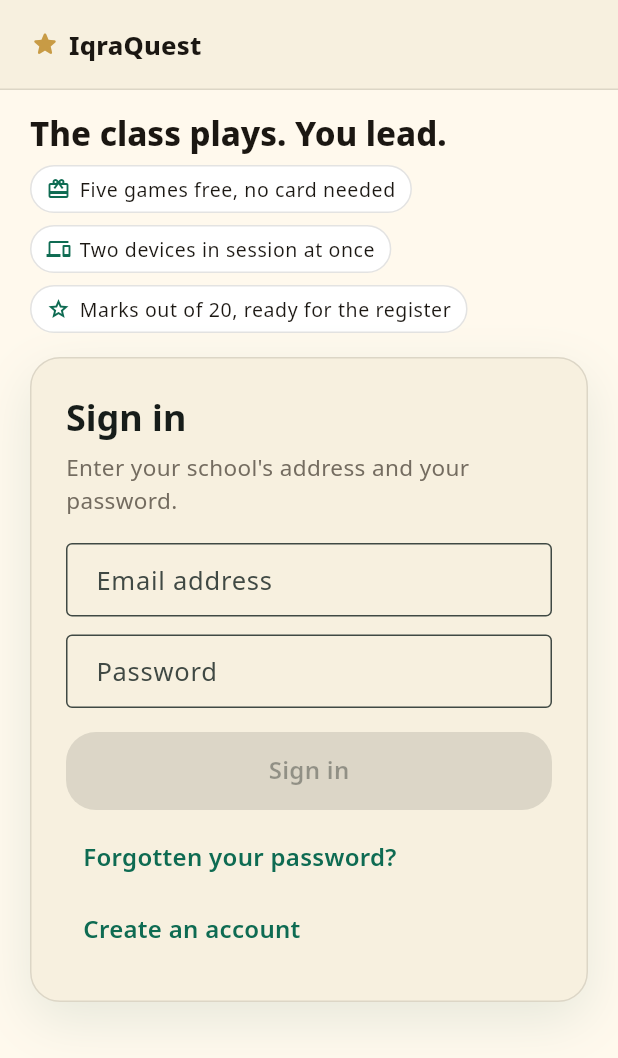
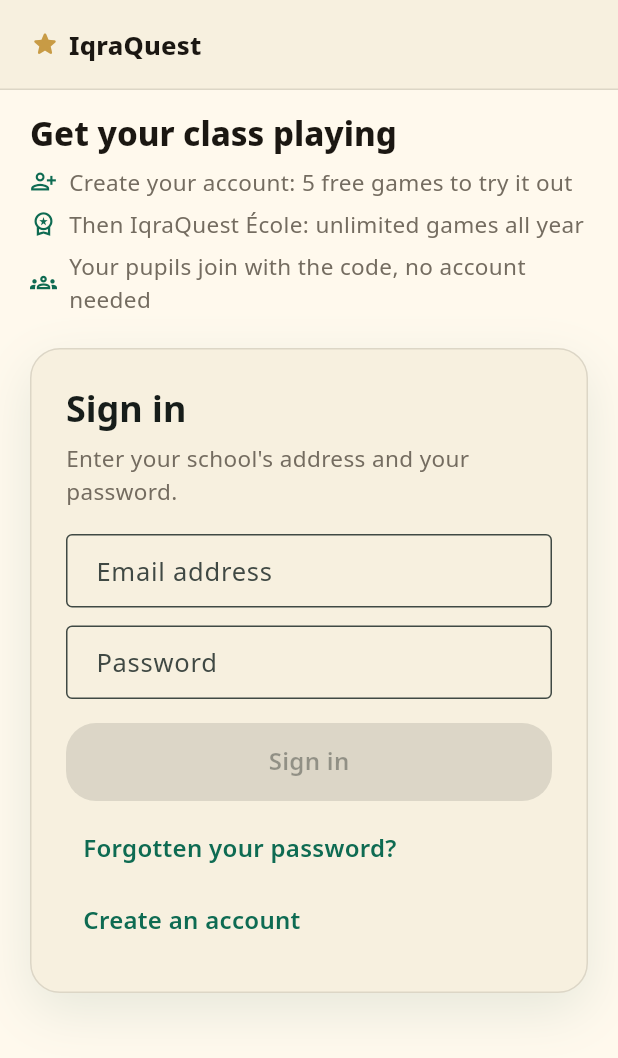
Before and after one commit to UPASCO/IqraQuest, a Flutter app: the TeacherConsoleScreen screen opened by its route, on a phone screen of 412 x 824 dp. Shown: the top 1058 px of the screen. Run offline on Flutter 3.47's test engine with Material 3 defaults, Android fonts, the phone set to English and light mode, and no system bars; our stand-ins replace audioplayers, flutter_riverpod, flutter_secure_storage, go_router, in_app_purchase, qr_flutter and 2 more; accounts and stored records are empty; project files that could hold a hidden picture were left out.

Commit message:
fix(console): un accueil qui dit ce que le mode École fait, en mots simples
Le panneau d'accueil parlait de carte bancaire et de notes sur 20 avant
d'avoir dit ce qu'on faisait ici. Il dit maintenant, dans l'ordre : on
choisit une leçon, un code s'affiche au tableau, les élèves le tapent
et répondent ; on crée son compte et on a cinq parties pour essayer ;
ensuite IqraQuest École, sans limite ; les élèves rejoignent avec le
code, sans compte. Aucun prix, ni ici ni ailleurs dans l'application.

Sur un téléphone, les trois points sont des lignes pleines plutôt que
des pastilles : les phrases sont entières et l'écran est étroit.

Douze langues ; 140 tests de la console verts.

Co-Authored-By: Claude Fable 5.1 <noreply@anthropic.com>
Claude-Session: https://claude.ai/code/session_01FV3FyCKNjt2AKEZ15AcXXT

```diff
--- a/lib/features/classroom/presentation/teacher_console_screen.dart
+++ b/lib/features/classroom/presentation/teacher_console_screen.dart
@@ -2152,39 +2152,33 @@ class _PitchCompact extends StatelessWidget {
           ),
         ),
         const SizedBox(height: 10),
-        Wrap(
-          spacing: 8,
-          runSpacing: 8,
-          children: [
-            for (final point in _pitchPoints(l10n))
-              Container(
-                padding: const EdgeInsets.symmetric(
-                  horizontal: 10,
-                  vertical: 6,
+        // Trois lignes pleines, pas des pastilles : les phrases sont
+        // entières, et un téléphone est étroit.
+        for (final point in _pitchPoints(l10n))
+          Padding(
+            padding: const EdgeInsets.only(bottom: 6),
+            child: Row(
+              children: [
+                Icon(point.$1, size: 18, color: colors.primary),
+                const SizedBox(width: 8),
+                Expanded(
+                  child: Text(
+                    point.$2,
+                    style: text.bodyMedium?.copyWith(
+                      color: colors.textSecondary,
+                    ),
+                  ),
                 ),
-                decoration: BoxDecoration(
-                  color: colors.surfaceElevated,
-                  borderRadius: BorderRadius.circular(999),
-                  border: Border.all(color: colors.divider),
-                ),
-                child: Row(
-                  mainAxisSize: MainAxisSize.min,
-                  children: [
-                    Icon(point.$1, size: 16, color: colors.primary),
-                    const SizedBox(width: 6),
-                    Text(point.$2, style: text.bodySmall),
-                  ],
-                ),
-              ),
-          ],
-        ),
+              ],
+            ),
+          ),
       ],
     );
   }
 }
 
 List<(IconData, String)> _pitchPoints(AppLocalizations l10n) => [
-  (Icons.card_giftcard_outlined, l10n.teacherPitchFree),
-  (Icons.devices_outlined, l10n.teacherPitchDevices),
-  (Icons.grade_outlined, l10n.teacherPitchMarks),
+  (Icons.person_add_alt_1_outlined, l10n.teacherPitchPointFree),
+  (Icons.workspace_premium_outlined, l10n.teacherPitchPointPlan),
+  (Icons.groups_outlined, l10n.teacherPitchPointPupils),
 ];
--- a/lib/l10n/app_de.arb
+++ b/lib/l10n/app_de.arb
@@ -395,11 +395,11 @@
   "teacherSubscribe": "IqraQuest École abonnieren",
   "teacherSubscribeOnSite": "Das Abonnement wird über den Bereich deiner Schule verwaltet, am Computer.",
   "teacherDevicesActive": "Aktive Geräte: {used} / {total}",
-  "teacherPitchTitle": "Die Klasse spielt. Sie führen.",
-  "teacherPitchBody": "Eine Frage an der Tafel, jedes Kind antwortet vom eigenen Gerät, und die Pferde ziehen bei jeder richtigen Antwort weiter.",
-  "teacherPitchFree": "Fünf Spiele gratis, ohne Karte",
-  "teacherPitchDevices": "Zwei Geräte gleichzeitig in einer Sitzung",
-  "teacherPitchMarks": "Noten von 20, fertig fürs Notenbuch",
+  "teacherPitchTitle": "Lassen Sie Ihre Klasse spielen",
+  "teacherPitchBody": "Sie wählen eine Lektion. An der Tafel erscheint ein Code. Ihre Schüler tippen ihn auf Handy oder Tablet ein und beantworten die Fragen – alle gleichzeitig.",
+  "teacherPitchPointFree": "Konto anlegen: 5 Gratisspiele zum Ausprobieren",
+  "teacherPitchPointPlan": "Danach IqraQuest École: unbegrenzt spielen, das ganze Jahr",
+  "teacherPitchPointPupils": "Ihre Schüler machen mit dem Code mit, ganz ohne Konto",
   "teacherSubscriptionTitle": "Abonnement",
   "teacherNoAccount": "Für diese Adresse gibt es kein Konto. Lege eines an – kostenlos.",
   "teacherEmailNotConfirmed": "Deine Adresse ist noch nicht bestätigt. Öffne den Link aus der E-Mail oder fordere einen neuen an.",
--- a/lib/l10n/app_en.arb
+++ b/lib/l10n/app_en.arb
@@ -1955,25 +1955,25 @@
       }
     }
   },
-  "teacherPitchTitle": "The class plays. You lead.",
+  "teacherPitchTitle": "Get your class playing",
   "@teacherPitchTitle": {
-    "description": "Console welcome panel: headline"
-  },
-  "teacherPitchBody": "One question on the board, every pupil answers from their own device, and the horses move on every right answer.",
+    "description": "Console welcome panel: headline, plain words"
+  },
+  "teacherPitchBody": "You pick a lesson. A code appears on the board. Your pupils type it on their phone or tablet and answer the questions, all at the same time.",
   "@teacherPitchBody": {
-    "description": "Console welcome panel: one sentence on how a session goes"
-  },
-  "teacherPitchFree": "Five games free, no card needed",
-  "@teacherPitchFree": {
-    "description": "Console welcome panel: first value point"
-  },
-  "teacherPitchDevices": "Two devices in session at once",
-  "@teacherPitchDevices": {
-    "description": "Console welcome panel: second value point"
-  },
-  "teacherPitchMarks": "Marks out of 20, ready for the register",
-  "@teacherPitchMarks": {
-    "description": "Console welcome panel: third value point"
+    "description": "Console welcome panel: how a session works, in one breath"
+  },
+  "teacherPitchPointFree": "Create your account: 5 free games to try it out",
+  "@teacherPitchPointFree": {
+    "description": "Console welcome panel: what a new account gives"
+  },
+  "teacherPitchPointPlan": "Then IqraQuest École: unlimited games all year",
+  "@teacherPitchPointPlan": {
+    "description": "Console welcome panel: what comes after the free games (no price)"
+  },
+  "teacherPitchPointPupils": "Your pupils join with the code, no account needed",
+  "@teacherPitchPointPupils": {
+    "description": "Console welcome panel: how pupils join"
   },
   "teacherSubscriptionTitle": "Subscription",
   "@teacherSubscriptionTitle": {
--- a/lib/l10n/app_fr.arb
+++ b/lib/l10n/app_fr.arb
@@ -395,11 +395,11 @@
   "teacherSubscribe": "S'abonner à IqraQuest École",
   "teacherSubscribeOnSite": "L'abonnement se gère depuis l'espace École de votre établissement, sur ordinateur.",
   "teacherDevicesActive": "Appareils actifs : {used} / {total}",
-  "teacherPitchTitle": "La classe joue. Vous menez.",
-  "teacherPitchBody": "Une question au tableau, chaque élève répond depuis son appareil, et les chevaux avancent à chaque bonne réponse.",
-  "teacherPitchFree": "Cinq parties offertes, sans carte bancaire",
-  "teacherPitchDevices": "Deux appareils en séance en même temps",
-  "teacherPitchMarks": "Les notes sur 20, prêtes pour le cahier",
+  "teacherPitchTitle": "Faites jouer votre classe",
+  "teacherPitchBody": "Vous choisissez une leçon. Un code s'affiche au tableau. Vos élèves le tapent sur leur téléphone ou leur tablette et répondent aux questions, tous en même temps.",
+  "teacherPitchPointFree": "Créez votre compte : 5 parties gratuites pour essayer",
+  "teacherPitchPointPlan": "Ensuite, IqraQuest École : parties illimitées toute l'année",
+  "teacherPitchPointPupils": "Vos élèves rejoignent avec le code, sans créer de compte",
   "teacherSubscriptionTitle": "Abonnement",
   "teacherNoAccount": "Aucun compte n'existe à cette adresse. Créez-en un : c'est gratuit.",
   "teacherEmailNotConfirmed": "Votre adresse n'est pas encore confirmée. Ouvrez le lien reçu par e-mail, ou demandez-en un nouveau.",
--- a/lib/l10n/app_it.arb
+++ b/lib/l10n/app_it.arb
@@ -395,11 +395,11 @@
   "teacherSubscribe": "Abbonati a IqraQuest École",
   "teacherSubscribeOnSite": "L'abbonamento si gestisce dall'area del tuo istituto, su computer.",
   "teacherDevicesActive": "Dispositivi attivi: {used} / {total}",
-  "teacherPitchTitle": "La classe gioca. Tu conduci.",
-  "teacherPitchBody": "Una domanda alla lavagna, ogni alunno risponde dal proprio dispositivo e i cavalli avanzano a ogni risposta esatta.",
-  "teacherPitchFree": "Cinque partite gratis, senza carta",
-  "teacherPitchDevices": "Due dispositivi in sessione insieme",
-  "teacherPitchMarks": "Voti in ventesimi, pronti per il registro",
+  "teacherPitchTitle": "Fai giocare la tua classe",
+  "teacherPitchBody": "Scegli una lezione. Alla lavagna compare un codice. Gli alunni lo digitano sul telefono o sul tablet e rispondono alle domande, tutti insieme.",
+  "teacherPitchPointFree": "Crea il tuo account: 5 partite gratis per provare",
+  "teacherPitchPointPlan": "Poi IqraQuest École: partite illimitate tutto l'anno",
+  "teacherPitchPointPupils": "Gli alunni entrano con il codice, senza creare un account",
   "teacherSubscriptionTitle": "Abbonamento",
   "teacherNoAccount": "Nessun account esiste per questo indirizzo. Creane uno: è gratis.",
   "teacherEmailNotConfirmed": "Il tuo indirizzo non è ancora confermato. Apri il link ricevuto per e-mail o richiedine uno nuovo.",
--- a/lib/l10n/app_nl.arb
+++ b/lib/l10n/app_nl.arb
@@ -395,11 +395,11 @@
   "teacherSubscribe": "Abonneer op IqraQuest École",
   "teacherSubscribeOnSite": "Het abonnement wordt beheerd vanuit de ruimte van je school, op een computer.",
   "teacherDevicesActive": "Actieve apparaten: {used} / {total}",
-  "teacherPitchTitle": "De klas speelt. U leidt.",
-  "teacherPitchBody": "Eén vraag op het bord, elke leerling antwoordt op het eigen apparaat, en de paarden gaan vooruit bij elk goed antwoord.",
-  "teacherPitchFree": "Vijf spellen gratis, zonder kaart",
-  "teacherPitchDevices": "Twee apparaten tegelijk in sessie",
-  "teacherPitchMarks": "Cijfers op 20, klaar voor het rapport",
+  "teacherPitchTitle": "Laat uw klas spelen",
+  "teacherPitchBody": "U kiest een les. Op het bord verschijnt een code. Uw leerlingen typen die op hun telefoon of tablet en beantwoorden de vragen, allemaal tegelijk.",
+  "teacherPitchPointFree": "Maak uw account aan: 5 gratis spellen om te proberen",
+  "teacherPitchPointPlan": "Daarna IqraQuest École: onbeperkt spelen, het hele jaar",
+  "teacherPitchPointPupils": "Uw leerlingen doen mee met de code, zonder account",
   "teacherSubscriptionTitle": "Abonnement",
   "teacherNoAccount": "Er bestaat geen account voor dit adres. Maak er een aan: het is gratis.",
   "teacherEmailNotConfirmed": "Je adres is nog niet bevestigd. Open de link uit de e-mail of vraag een nieuwe aan.",
```
Also changed, not shown: lib/l10n/app_ar.arb (+5 -5 lines), lib/l10n/app_es.arb (+5 -5 lines), lib/l10n/app_id.arb (+5 -5 lines), lib/l10n/app_ms.arb (+5 -5 lines), lib/l10n/app_pt.arb (+5 -5 lines), lib/l10n/app_tr.arb (+5 -5 lines), lib/l10n/app_ur.arb (+5 -5 lines), lib/l10n/generated/app_localizations.dart, lib/l10n/generated/app_localizations_ar.dart, lib/l10n/generated/app_localizations_de.dart, lib/l10n/generated/app_localizations_en.dart, lib/l10n/generated/app_localizations_es.dart, lib/l10n/generated/app_localizations_fr.dart, lib/l10n/generated/app_localizations_id.dart, 6 more files, 1 other file.
